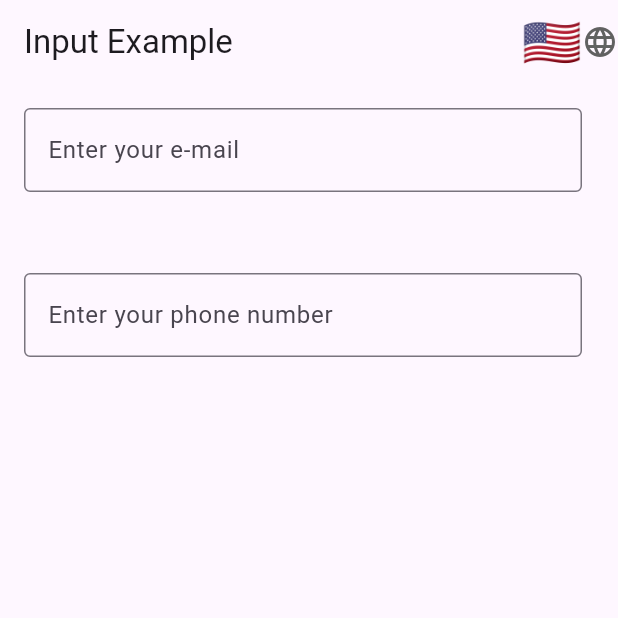
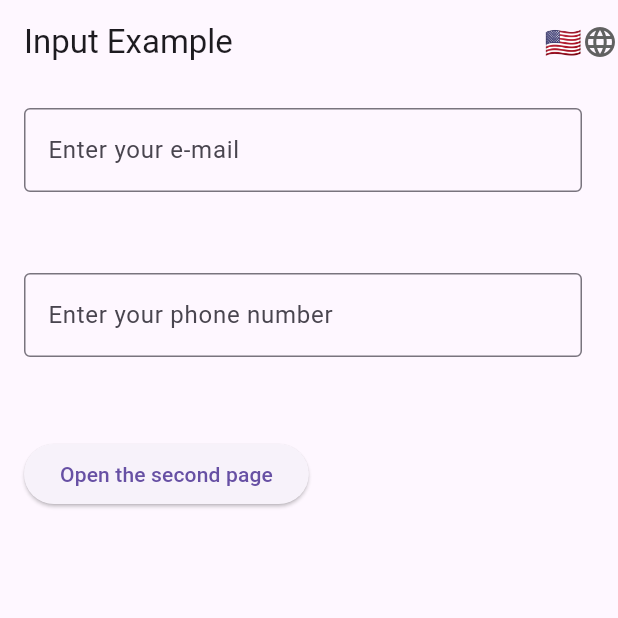
Before and after one commit to tanyashybko/Valid_email, a Flutter app: the screen it shows after launch, on a phone screen of 412 x 824 dp, the top half of it. Run offline on Flutter 3.47's test engine with Material 3 defaults, Android fonts, the phone set to English and light mode, and no system bars; our stand-ins replace email_validator; generated files the repository leaves out were written again.

Commit message:
Added new files with layouts

```diff
--- /dev/null
+++ b/valid_email/devtools_options.yaml
@@ -0,0 +1,3 @@
+description: This file stores settings for Dart & Flutter DevTools.
+documentation: https://docs.flutter.dev/tools/devtools/extensions#configure-extension-enablement-states
+extensions:
--- a/valid_email/lib/const.dart
+++ b/valid_email/lib/const.dart
@@ -20,3 +20,10 @@ const invalidPhoneMessage = 'Invalid phone number';
 const mustContainPlusSign = 'Phone number must contain "+"';
 const tooLongNumber = 'Phone number is too long';
 const tooShortNumber = 'Phone number is too short';
+
+//layouts
+const layoutTitle = 'Two layouts';
+const firstWidget = 'The first widget';
+const secondWidget = 'The second widget';
+const thirdWidget = 'The third widget';
+const layoutPage = 'Open the second page';
--- a/valid_email/lib/l10n/arb/app_en.arb
+++ b/valid_email/lib/l10n/arb/app_en.arb
@@ -15,5 +15,11 @@
   "invalidPhoneMessage": "Invalid phone number",
   "mustContainPlusSign": "Phone number must contain \"+\"",
   "tooLongNumber": "Phone number is too long",
-  "tooShortNumber": "Phone number is too short"
+  "tooShortNumber": "Phone number is too short",
+
+  "layoutTitle": "Two layouts",
+  "firstWidget": "The first widget",
+  "secondWidget": "The second widget",
+  "thirdWidget": "The third widget",
+  "layoutPage": "Open the second page"
 }
--- a/valid_email/lib/localization/language_switcher.dart
+++ b/valid_email/lib/localization/language_switcher.dart
@@ -24,7 +24,7 @@ class LanguageSwitcher extends StatelessWidget {
             child: Center(
               child: Text(
                 flag,
-                style: const TextStyle(fontSize: 32),
+                style: const TextStyle(fontSize: 20),
               ),
             ),
           );
--- a/valid_email/lib/main.dart
+++ b/valid_email/lib/main.dart
@@ -3,6 +3,8 @@ import 'package:provider/provider.dart';
 import 'package:valid_email/l10n/l10n.dart';
 import 'package:valid_email/localization/locale_provider.dart';
 import 'package:valid_email/widgets/input_example_screen.dart';
+
+import 'layout/layout_screen.dart';
 
 void main() {
   runApp(const MyApp());
@@ -21,7 +23,11 @@ class MyApp extends StatelessWidget {
             locale: provider.locale,
             supportedLocales: AppLocalizations.supportedLocales,
             localizationsDelegates: AppLocalizations.localizationsDelegates,
-            home: const InputExampleScreen(),
+            // home: const InputExampleScreen(),
+            routes: {
+              '/': (context) => const InputExampleScreen(),
+              '/second': (context) => const LayoutScreen(),
+            },
           );
         },
       ),
--- a/valid_email/lib/widgets/input_example_screen.dart
+++ b/valid_email/lib/widgets/input_example_screen.dart
@@ -16,14 +16,21 @@ class InputExampleScreen extends StatelessWidget {
           LanguageSwitcher(),
         ],
       ),
-      body: const Padding(
-        padding: EdgeInsets.all(16.0),
+      body: Padding(
+        padding: const EdgeInsets.all(16.0),
         child: Column(
           crossAxisAlignment: CrossAxisAlignment.start,
           children: [
-            EmailValidWidget(),
-            SizedBox(height: 20),
-            PhoneValidWidget(),
+            const EmailValidWidget(),
+            const SizedBox(height: 20),
+            const PhoneValidWidget(),
+            const SizedBox(height: 20),
+            ElevatedButton(
+              onPressed: () {
+                Navigator.pushNamed(context, '/second');
+              },
+              child: Text(context.l10n.layoutPage),
+            ),
           ],
         ),
       ),
```
Also changed, not shown: valid_email/lib/l10n/arb/app_ru.arb (+7 -1 lines), valid_email/lib/layout/first_layout.dart (added, +58 -0 lines), valid_email/lib/layout/layout_screen.dart (added, +32 -0 lines), valid_email/lib/layout/second_layout.dart (added, +57 -0 lines).
